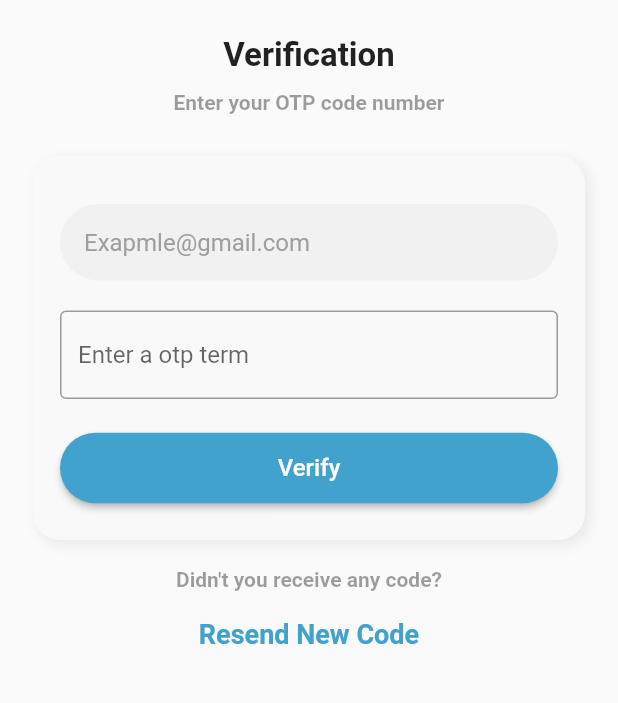
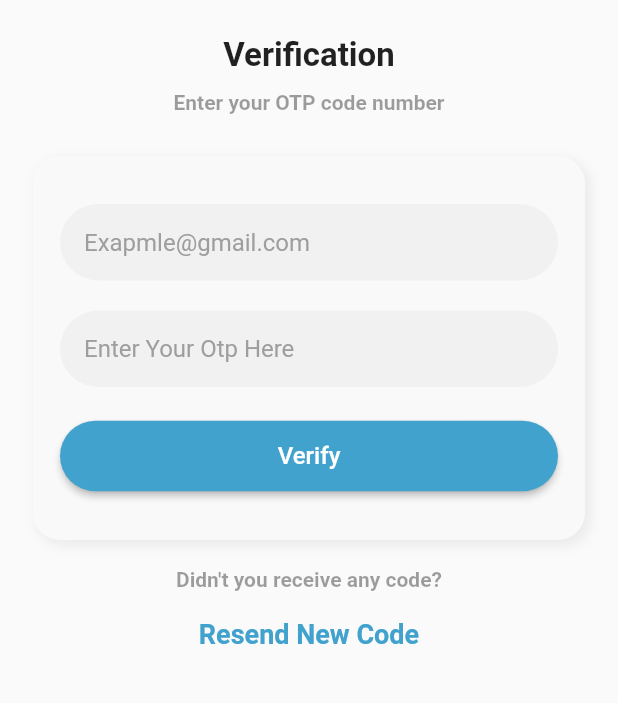
Before and after one commit to diwasneupane/FeedTheNeed_Mobile, a Flutter app: the Otp screen opened directly, on a phone screen of 412 x 824 dp, the part 411-1114 px from its top. Run offline on Flutter 3.47's test engine with Material 2 defaults, Android fonts, the phone set to English and light mode, and no system bars; our stand-ins replace bottom_navy_bar, dio, email_validator, flutter_pw_validator, google_maps_flutter, im_stepper and 4 more; missing offline and left inert: dio_http_cache, khalti_flutter, stories_for_flutter; accounts and stored records are empty; network calls fail.

Commit message:
finalizing project

```diff
--- a/lib/screens/otpenter.dart
+++ b/lib/screens/otpenter.dart
@@ -28,7 +28,6 @@ class _OtpState extends State<Otp> {
   @override
   Widget build(BuildContext context) {
     return Scaffold(
-      resizeToAvoidBottomInset: false,
       // backgroundColor: const Color(0xfff7f6fb),
       body: SingleChildScrollView(
         child: SafeArea(
@@ -141,10 +140,23 @@ class _OtpState extends State<Otp> {
                                   height: 20,
                                 ),
                                 TextFormField(
+                                  keyboardType: TextInputType.number,
                                   controller: _otpController,
-                                  decoration: const InputDecoration(
-                                    border: OutlineInputBorder(),
-                                    hintText: 'Enter a otp term',
+                                  decoration: InputDecoration(
+                                    hintText: 'Enter Your Otp Here',
+                                    hintStyle: const TextStyle(
+                                        fontSize: 16, color: Colors.grey),
+                                    border: OutlineInputBorder(
+                                      borderRadius: BorderRadius.circular(50),
+                                      borderSide: const BorderSide(
+                                        width: 0,
+                                        style: BorderStyle.none,
+                                      ),
+                                    ),
+                                    filled: true,
+                                    fillColor: const Color.fromARGB(
+                                        255, 242, 241, 241),
+                                    contentPadding: const EdgeInsets.all(16),
                                   ),
                                 ),
                                 // Row(
```
Also changed, not shown: lib/screens/blogscreen.dart (+17 -4 lines), lib/screens/login.dart (+7 -26 lines), lib/screens/profile.dart (+56 -6 lines), 1 other file.
